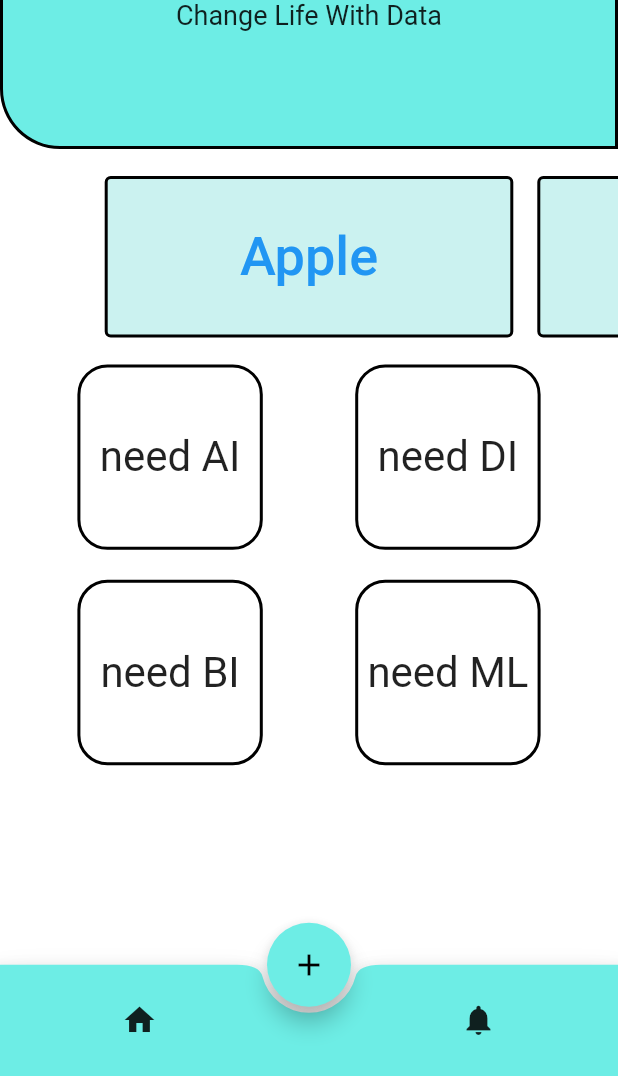
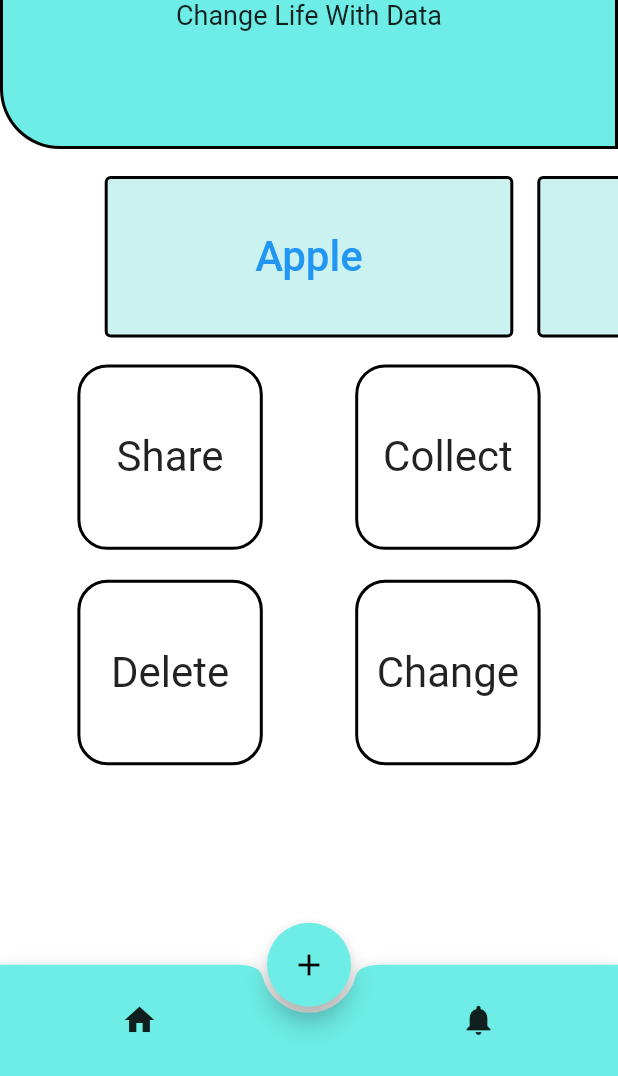
Before and after one commit to rendiwithi/data_kita, a Flutter app: the screen it shows after launch, on a phone screen of 412 x 824 dp, the part 160-1236 px from its top. Run offline on Flutter 3.47's test engine with Material 2 defaults, Android fonts, the phone set to English and light mode, and no system bars.

Commit message:
Fix Navigation Icon Menu

```diff
--- a/lib/view/mainPage.dart
+++ b/lib/view/mainPage.dart
@@ -1,4 +1,5 @@
 import 'package:data_kita/constants/colors_app.dart';
+import 'package:data_kita/view/test_view.dart';
 import 'package:data_kita/widgets/sponsor_widget.dart';
 import 'package:data_kita/widgets/bottom_app_bar.dart';
 import 'package:data_kita/widgets/floating_Button.dart';
@@ -29,15 +30,15 @@ class MainPage extends StatelessWidget {
                 Row(
                   mainAxisAlignment: MainAxisAlignment.spaceEvenly,
                   children: [
-                    IconMenu('need AI'),
-                    IconMenu('need DI'),
+                    IconMenu('Share', TestView()),
+                    IconMenu('Collect', TestView()),
                   ],
                 ),
                 Row(
                   mainAxisAlignment: MainAxisAlignment.spaceEvenly,
                   children: [
-                    IconMenu('need BI'),
-                    IconMenu('need ML'),
+                    IconMenu('Delete', TestView()),
+                    IconMenu('Change', TestView()),
                   ],
                 ),
               ],
--- a/lib/widgets/icon_menu.dart
+++ b/lib/widgets/icon_menu.dart
@@ -1,11 +1,20 @@
+import 'package:data_kita/view/test_view.dart';
 import 'package:flutter/material.dart';
 
 class IconMenu extends StatelessWidget {
   final String text;
-  const IconMenu(this.text);
+  final StatelessWidget page;
+  const IconMenu(this.text, this.page);
   @override
   Widget build(BuildContext context) {
-    return Container(
+
+    return GestureDetector(
+      onTap: () {
+        Navigator.push(context, MaterialPageRoute(builder: (_) {
+          return page;
+        }));
+      },
+      child: Container(
         alignment: Alignment.center,
         child: Text(
           text,
@@ -18,6 +27,7 @@ class IconMenu extends StatelessWidget {
           border: Border.all(width: 2.0, color: Colors.black),
           borderRadius: BorderRadius.circular(20),
         ),
+      ),
     );
   }
 }
--- a/lib/widgets/sponsor_widget.dart
+++ b/lib/widgets/sponsor_widget.dart
@@ -21,7 +21,7 @@ Widget sponsorWidget(BuildContext context, Color mainColor) {
                     items[itemIndex].toString(),
                     // items.toString(),
                     style: TextStyle(
-                      fontSize: 36,
+                      fontSize: 28,
                     ),
                   ),
                 ),
```
Also changed, not shown: lib/view/test_view.dart (added, +12 -0 lines). Lines whose indentation alone changed are shown as unchanged.
